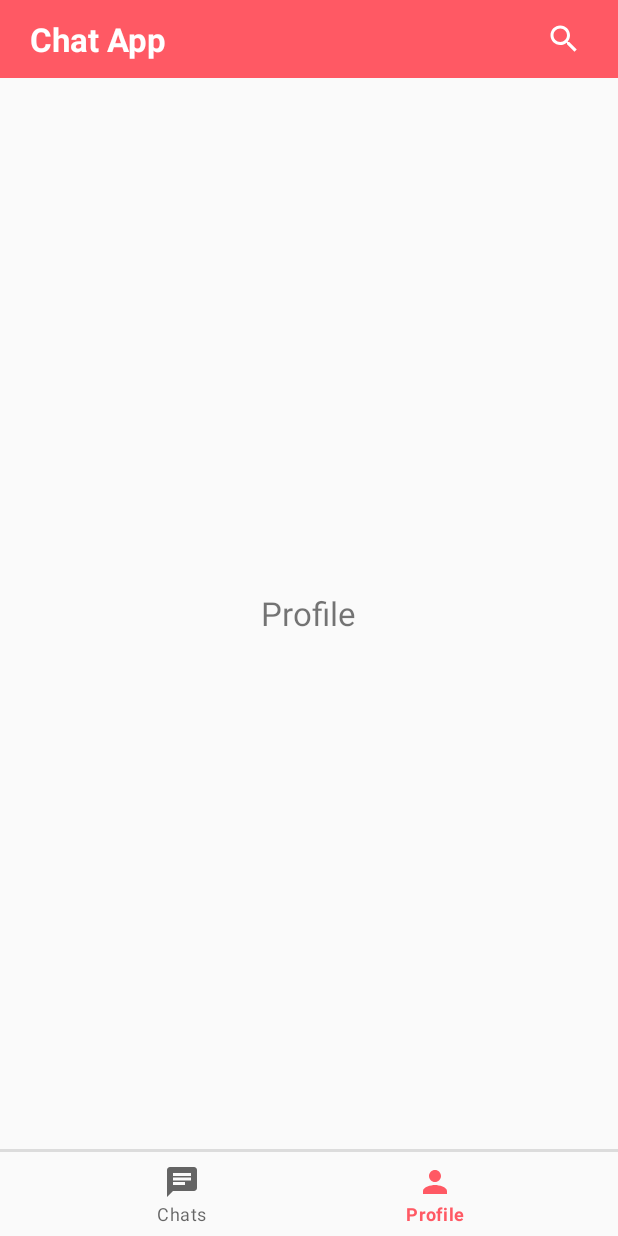
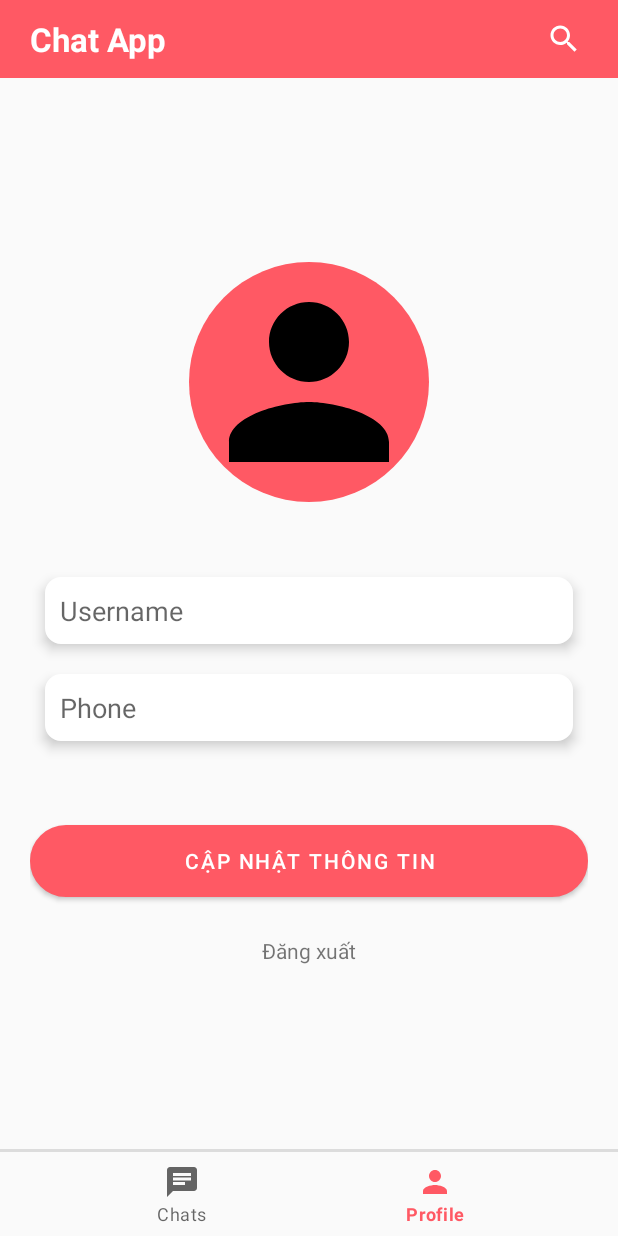
Before and after one commit to ngthanhtri/63131548-CuoiKiAndroidProgramming, an Android app: the screen it shows after launch once a user with an empty profile is signed in (MainActivity), item 2 of the bottom bar chosen, on a phone screen of 412 x 824 dp. Run offline under Robolectric (Android 15) with nearby library versions, the phone set to English and light mode, and no system bars; our stand-ins replace Firebase (no records; nobody signed in at launch, a user with empty details on screens opened directly); 2 statements that could not run were skipped.

Commit message:
thiết kế giao diện và xử lí sự kiện khi người dùng muốn cập nhật thông tin profile trong ProifileFragment
thiết kế giao diện profilefragment và lấy dữ liệu từ DB để hiện thị thông tin về username, xử lí sự kiện khi người dùng ấn vào nút cập nhật thông tin sẽ thay đổi thông tin trên DB, xử lí khi người dùng ấn vào nút Đăng xuất sẽ đăng xuất tài khoản và trả về giao diện đăng nhập

```diff
--- a/Chat App/app/src/main/java/thanhtri63131548/ntuedu/chatapp/ProfileFragment.java
+++ b/Chat App/app/src/main/java/thanhtri63131548/ntuedu/chatapp/ProfileFragment.java
@@ -1,5 +1,6 @@
 package thanhtri63131548.ntuedu.chatapp;
 
+import android.content.Intent;
 import android.os.Bundle;
 
 import androidx.fragment.app.Fragment;
@@ -7,9 +8,26 @@ import androidx.fragment.app.Fragment;
 import android.view.LayoutInflater;
 import android.view.View;
 import android.view.ViewGroup;
+import android.widget.Button;
+import android.widget.EditText;
+import android.widget.ImageView;
+import android.widget.ProgressBar;
+import android.widget.TextView;
+
+import thanhtri63131548.ntuedu.chatapp.model.UserModel;
+import thanhtri63131548.ntuedu.chatapp.utils.AndroidUtil;
+import thanhtri63131548.ntuedu.chatapp.utils.FirebaseUtil;
 
 public class ProfileFragment extends Fragment {
 
+    ImageView profilePic;
+    EditText usernameInput;
+    EditText phoneInput;
+    Button updateProfileBtn;
+    ProgressBar progressBar;
+    TextView logoutBtn;
+
+    UserModel currentUserModel;
 
 
     public ProfileFragment() {
@@ -18,6 +36,71 @@ public class ProfileFragment extends Fragment {
     @Override
     public View onCreateView(LayoutInflater inflater, ViewGroup container,
                              Bundle savedInstanceState) {
-        return inflater.inflate(R.layout.fragment_profile, container, false);
+        View view =  inflater.inflate(R.layout.fragment_profile, container, false);
+        profilePic = view.findViewById(R.id.profile_image_view);
+        usernameInput = view.findViewById(R.id.profile_username);
+        phoneInput = view.findViewById(R.id.profile_phone);
+        updateProfileBtn = view.findViewById(R.id.profle_update_btn);
+        progressBar = view.findViewById(R.id.profile_progress_bar);
+        logoutBtn = view.findViewById(R.id.logout_btn);
+
+        getUSerData();
+
+        updateProfileBtn.setOnClickListener((v -> {
+            updateBtnClick();
+        }));
+
+        logoutBtn.setOnClickListener((v -> {
+            FirebaseUtil.logout();
+            Intent intent = new Intent(getContext(), ManHinhGioiThieu.class);
+            intent.setFlags(Intent.FLAG_ACTIVITY_NEW_TASK | Intent.FLAG_ACTIVITY_CLEAR_TASK);
+            startActivity(intent);
+        }));
+
+        return view;
+    }
+
+    void updateBtnClick(){
+        String newUsername = usernameInput.getText().toString();
+        if(newUsername.isEmpty() || newUsername.length()<3){
+            usernameInput.setError("Username phải có ít nhất 3 ký tự");
+            return;
+        }
+        currentUserModel.setUsername(newUsername);
+        setInProgress(true);
+        updateToFirestore();
+    }
+
+    void updateToFirestore(){
+        FirebaseUtil.thongtinUserhientai().set(currentUserModel)
+                .addOnCompleteListener(task -> {
+                    setInProgress(false);
+                   if(task.isSuccessful()){
+                       AndroidUtil.hienthiToast(getContext(),"Cập nhật thành công");
+                   }else{
+                       AndroidUtil.hienthiToast(getContext(),"Cập nhật thất bại");
+                   }
+                });
+    }
+
+    void getUSerData(){
+        setInProgress(true);
+        FirebaseUtil.thongtinUserhientai().get().addOnCompleteListener(task -> {
+            setInProgress(false);
+            currentUserModel = task.getResult().toObject(UserModel.class);
+            usernameInput.setText(currentUserModel.getUsername());
+            phoneInput.setText(currentUserModel.getPhone());
+        });
+    }
+
+    void setInProgress(boolean inProgress) {
+        if (inProgress) {
+            progressBar.setVisibility(View.VISIBLE);
+            updateProfileBtn.setVisibility(View.GONE);
+
+        } else {
+            progressBar.setVisibility(View.GONE);
+            updateProfileBtn.setVisibility(View.VISIBLE);
+        }
     }
 }
--- a/Chat App/app/src/main/java/thanhtri63131548/ntuedu/chatapp/utils/FirebaseUtil.java
+++ b/Chat App/app/src/main/java/thanhtri63131548/ntuedu/chatapp/utils/FirebaseUtil.java
@@ -60,4 +60,8 @@ public class FirebaseUtil {
     public static String timestampToString(Timestamp timestamp){
         return new SimpleDateFormat("HH:MM").format(timestamp.toDate());
     }
+
+    public static void logout(){
+        FirebaseAuth.getInstance().signOut();
+    }
 }
--- a/Chat App/app/src/main/res/layout/fragment_profile.xml
+++ b/Chat App/app/src/main/res/layout/fragment_profile.xml
@@ -1,15 +1,73 @@
 <?xml version="1.0" encoding="utf-8"?>
-<RelativeLayout xmlns:android="http://schemas.android.com/apk/res/android"
+<LinearLayout xmlns:android="http://schemas.android.com/apk/res/android"
     xmlns:tools="http://schemas.android.com/tools"
     android:layout_width="match_parent"
     android:layout_height="match_parent"
-    tools:context=".ProfileFragment">
+    tools:context=".ProfileFragment"
+    android:orientation="vertical"
+    android:gravity="center"
+    android:layout_margin="20dp">
+
+    <ImageView
+        android:layout_width="160dp"
+        android:layout_height="160dp"
+        android:background="@drawable/botron_bg"
+        android:backgroundTint="@color/my_primary"
+        android:src="@drawable/person_icon"
+        android:scaleType="centerCrop"
+        android:layout_marginBottom="40dp"
+        android:id="@+id/profile_image_view"/>
+
+    <EditText
+        android:layout_width="match_parent"
+        android:layout_height="wrap_content"
+        android:padding="10dp"
+        android:hint="Username"
+        android:inputType="text"
+        android:layout_margin="10dp"
+        android:background="@drawable/botron_text"
+        android:elevation="5dp"
+        android:id="@+id/profile_username"
+        />
+    <EditText
+        android:layout_width="match_parent"
+        android:layout_height="wrap_content"
+        android:padding="10dp"
+        android:hint="Phone"
+        android:inputType="text"
+        android:layout_margin="10dp"
+        android:background="@drawable/botron_text"
+        android:elevation="5dp"
+        android:enabled="false"
+        android:id="@+id/profile_phone"
+        />
+
+    <LinearLayout
+        android:layout_width="match_parent"
+        android:layout_height="100dp"
+        android:gravity="center_vertical"
+        android:layout_marginTop="20dp"
+        android:orientation="vertical">
+        <Button
+            android:layout_width="match_parent"
+            android:layout_height="wrap_content"
+            android:background="@drawable/botron_btn"
+            android:text="Cập nhật thông tin"
+            android:id="@+id/profle_update_btn"/>
+        <ProgressBar
+            android:layout_width="32dp"
+            android:layout_height="wrap_content"
+            android:indeterminateTint="@color/my_primary"
+            android:layout_gravity="center"
+            android:id="@+id/profile_progress_bar"/>
+    </LinearLayout>
 
     <TextView
         android:layout_width="wrap_content"
         android:layout_height="wrap_content"
-        android:layout_centerInParent="true"
-        android:text="Profile"
-        android:textSize="22sp" />
+        android:text="Đăng xuất"
+        android:id="@+id/logout_btn"/>
 
-</RelativeLayout>
+
+
+</LinearLayout>
```
